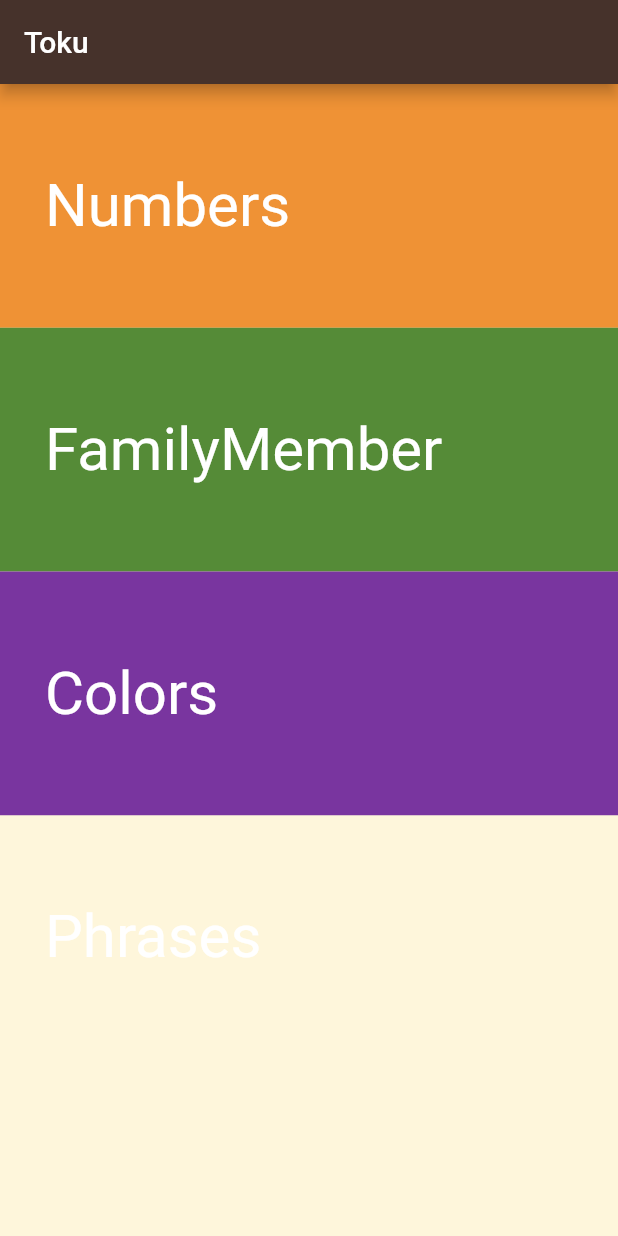
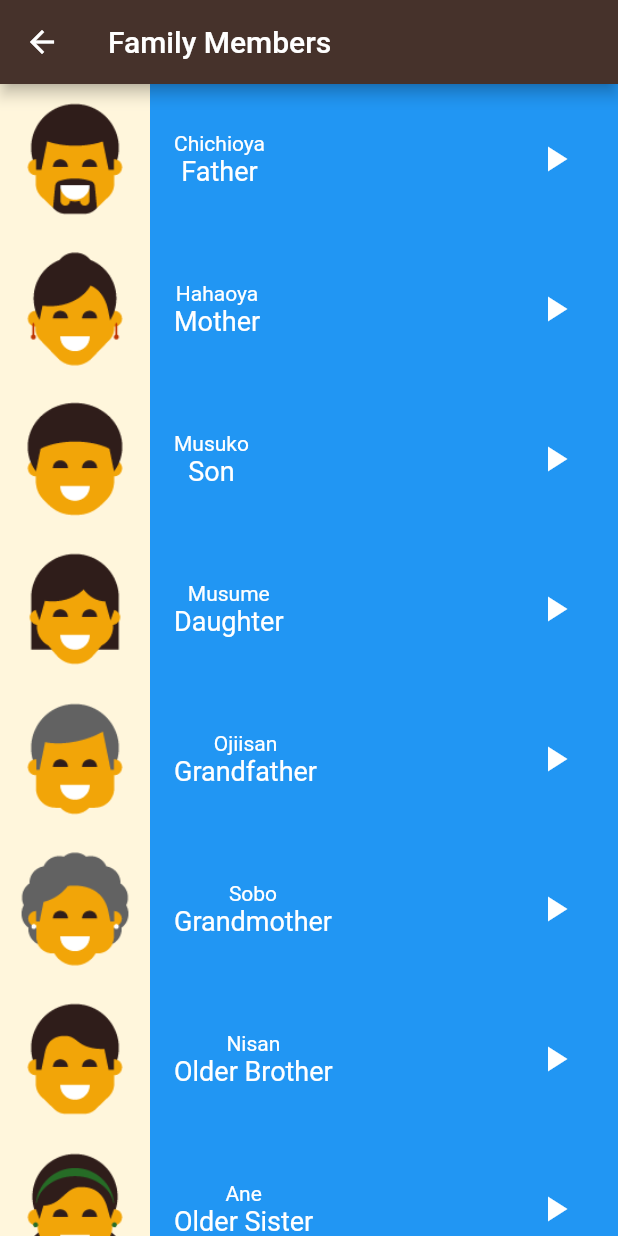
Before and after one commit to kenan7Th/language_app, a Flutter app: the screen it shows after launch, after a tap on "FamilyMember", on a phone screen of 412 x 824 dp. Run offline on Flutter 3.47's test engine with Material 2 defaults, Android fonts, the phone set to English and light mode, and no system bars.

Commit message:
version 5

```diff
--- a/lib/components/item.dart
+++ b/lib/components/listitem.dart
@@ -1,16 +1,21 @@
 import 'package:flutter/material.dart';
 
-import 'package:teachinglangauesapp/models/Number.dart';
+import 'package:teachinglangauesapp/models/Item.dart';
 
-class Item extends StatelessWidget {
-  const Item({super.key, required this.number});
-  final Number number;
-
+class ListItem extends StatelessWidget {
+  const ListItem(
+      {super.key,
+      required this.number,
+      required this.mycolor,
+      required this.itemType});
+  final Item number;
+  final Color mycolor;
+  final String itemType;
   @override
   Widget build(BuildContext context) {
     return Container(
       height: 100,
-      color: Color(0xffEF9235),
+      color: mycolor,
       child: Row(
         children: [
           Container(
@@ -41,10 +46,13 @@ class Item extends StatelessWidget {
           ),
           Padding(
             padding: const EdgeInsets.only(right: 18.0),
-            child: Icon(
-              Icons.play_arrow,
-              color: Colors.white,
-              size: 30,
+            child: IconButton(
+              onPressed: () {},
+              icon: Icon(
+                Icons.play_arrow,
+                color: Colors.white,
+                size: 28,
+              ),
             ),
           ),
         ],
--- /dev/null
+++ b/lib/models/Item.dart
@@ -0,0 +1,11 @@
+class Item {
+  final String image;
+  final String jpName;
+  final String eName;
+  final String audio;
+  const Item(
+      {required this.image,
+      required this.jpName,
+      required this.eName,
+      required this.audio});
+}
--- /dev/null
+++ b/lib/screens/family_members_page.dart
@@ -0,0 +1,90 @@
+import 'package:flutter/material.dart';
+import 'package:teachinglangauesapp/components/listitem.dart';
+import 'package:teachinglangauesapp/models/Item.dart';
+
+class FamilyMebersPage extends StatelessWidget {
+  const FamilyMebersPage({super.key});
+
+  final List<Item> familymembers = const [
+    Item(
+      image: "assets/images/family_members/family_father.png",
+      jpName: "Chichioya",
+      eName: "Father",
+      audio: "sounds/family_members/father.wav",
+    ),
+    Item(
+      image: "assets/images/family_members/family_mother.png",
+      jpName: "Hahaoya",
+      eName: "Mother",
+      audio: "sounds/family_members/mother.wav",
+    ),
+    Item(
+      image: "assets/images/family_members/family_son.png",
+      jpName: "Musuko",
+      eName: "Son",
+      audio: "sounds/family_members/son.wav",
+    ),
+    Item(
+      image: "assets/images/family_members/family_daughter.png",
+      jpName: "Musume",
+      eName: "Daughter",
+      audio: "sounds/family_members/daughter.wav",
+    ),
+    Item(
+      image: "assets/images/family_members/family_grandfather.png",
+      jpName: "Ojiisan",
+      eName: "Grandfather",
+      audio: "sounds/family_members/grandfather.wav",
+    ),
+    Item(
+      image: "assets/images/family_members/family_grandmother.png",
+      jpName: "Sobo",
+      eName: "Grandmother",
+      audio: "sounds/family_members/grandmother.wav",
+    ),
+    Item(
+      image: "assets/images/family_members/family_older_brother.png",
+      jpName: "Nisan",
+      eName: "Older Brother",
+      audio: "sounds/family_members/olderbother.wav",
+    ),
+    Item(
+      image: "assets/images/family_members/family_older_sister.png",
+      jpName: "Ane",
+      eName: "Older Sister",
+      audio: "sounds/family_members/oldersister.wav",
+    ),
+    Item(
+      image: "assets/images/family_members/family_younger_brother.png",
+      jpName: "Otōto",
+      eName: "Younger Brother",
+      audio: "sounds/family_members/youngerbrohter.wav",
+    ),
+    Item(
+      image: "assets/images/family_members/family_younger_sister.png",
+      jpName: "Imōto",
+      eName: "Younger Sister",
+      audio: "sounds/family_members/youngersister.wav",
+    ),
+  ];
+
+  @override
+  Widget build(BuildContext context) {
+    return Scaffold(
+        backgroundColor: Color(0xffFEF6DB),
+        appBar: AppBar(
+          backgroundColor: Color(0xff46322B),
+          title: Text('Family Members'),
+        ),
+        body: ListView.builder(
+          itemCount: familymembers.length,
+          itemBuilder: (context, index) {
+            return ListItem(
+              itemType: 'family_members',
+              number: familymembers[index],
+              mycolor: Colors.blue,
+            );
+          },
+        ));
+  }
+}
--- a/lib/screens/home_page.dart
+++ b/lib/screens/home_page.dart
@@ -1,4 +1,5 @@
 import 'package:flutter/material.dart';
+import 'package:teachinglangauesapp/screens/family_members_page.dart';
 import 'package:teachinglangauesapp/screens/numbers_page.dart';
 
 class HomePage extends StatelessWidget {
@@ -32,7 +33,14 @@ class HomePage extends StatelessWidget {
             text: 'FamilyMember',
             color: const Color(0xff558B37),
             onTap: () {
-              print('family Member');
+              Navigator.push(
+                context,
+                MaterialPageRoute(
+                  builder: (BuildContext context) {
+                    return FamilyMebersPage();
+                  },
+                ),
+              );
             },
           ),
           Category(
--- a/pubspec.yaml
+++ b/pubspec.yaml
@@ -35,6 +35,7 @@ dependencies:
   # The following adds the Cupertino Icons font to your application.
   # Use with the CupertinoIcons class for iOS style icons.
   cupertino_icons: ^1.0.2
+  assets_audio_player: ^3.0.8
 
 dev_dependencies:
   flutter_test:
```
Also changed, not shown: lib/models/Family_Member.dart (added, +11 -0 lines), lib/models/Number.dart (deleted, +0 -7 lines), lib/screens/colors_page.dart (added, +81 -0 lines), lib/screens/numbers_page.dart (+89 -6 lines).
